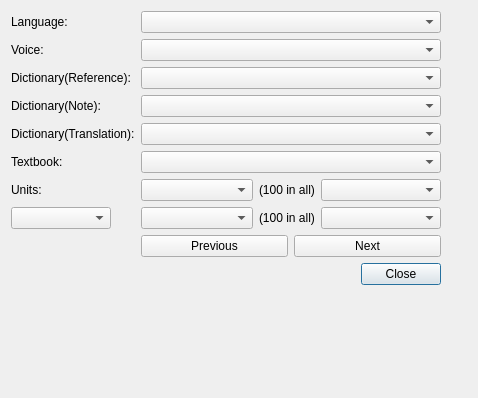
zwvista/LollyQt, file UI/settingsdialog.ui: the form before one commit.
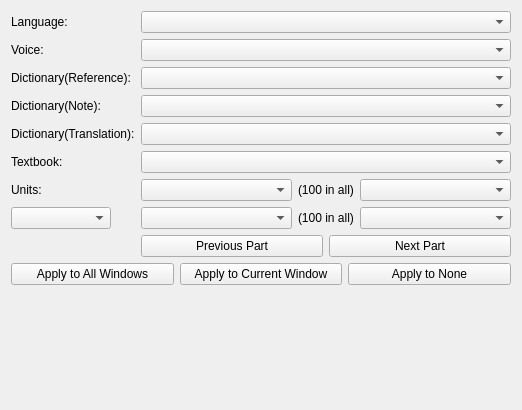
The form after the commit.

```diff
--- a/UI/settingsdialog.ui
+++ b/UI/settingsdialog.ui
@@ -6,8 +6,8 @@
    <rect>
     <x>0</x>
     <y>0</y>
-    <width>478</width>
-    <height>398</height>
+    <width>522</width>
+    <height>410</height>
    </rect>
   </property>
   <property name="windowTitle">
@@ -17,7 +17,7 @@
    <bool>false</bool>
   </property>
   <layout class="QFormLayout" name="formLayout_2">
-   <item row="0" column="0">
+   <item row="0" column="0" colspan="2">
     <layout class="QFormLayout" name="formLayout">
      <property name="labelAlignment">
       <set>Qt::AlignLeading|Qt::AlignLeft|Qt::AlignVCenter</set>
@@ -292,7 +292,7 @@
        <item>
         <widget class="QPushButton" name="btnPrevious">
          <property name="text">
-          <string>Previous</string>
+          <string>Previous Part</string>
          </property>
          <property name="autoDefault">
           <bool>false</bool>
@@ -302,7 +302,7 @@
        <item>
         <widget class="QPushButton" name="btnNext">
          <property name="text">
-          <string>Next</string>
+          <string>Next Part</string>
          </property>
          <property name="autoDefault">
           <bool>false</bool>
@@ -311,12 +311,39 @@
        </item>
       </layout>
      </item>
-     <item row="9" column="1">
-      <widget class="QDialogButtonBox" name="buttonBox">
-       <property name="standardButtons">
-        <set>QDialogButtonBox::Close</set>
-       </property>
-      </widget>
+     <item row="9" column="0" colspan="2">
+      <layout class="QHBoxLayout" name="horizontalLayout_4">
+       <item>
+        <widget class="QPushButton" name="btnApplyAll">
+         <property name="text">
+          <string>Apply to All Windows</string>
+         </property>
+         <property name="autoDefault">
+          <bool>false</bool>
+         </property>
+        </widget>
+       </item>
+       <item>
+        <widget class="QPushButton" name="btnApplyCurrent">
+         <property name="text">
+          <string>Apply to Current Window</string>
+         </property>
+         <property name="autoDefault">
+          <bool>false</bool>
+         </property>
+        </widget>
+       </item>
+       <item>
+        <widget class="QPushButton" name="btnNext_2">
+         <property name="text">
+          <string>Apply to None</string>
+         </property>
+         <property name="autoDefault">
+          <bool>false</bool>
+         </property>
+        </widget>
+       </item>
+      </layout>
      </item>
     </layout>
    </item>
```
Left out of the diff: 19 changed lines with no effect on the pictures.
